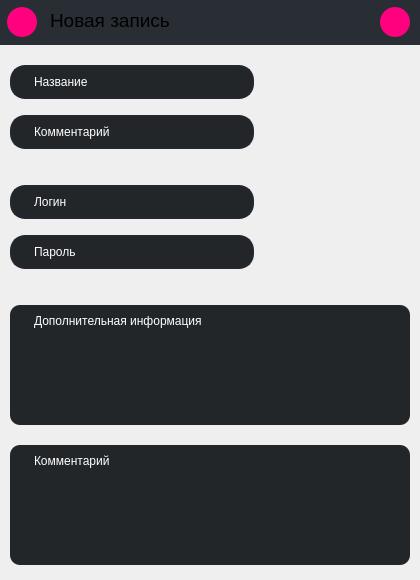
KarpovVlY/Client, file Client/new_storage.ui: the form before one commit.
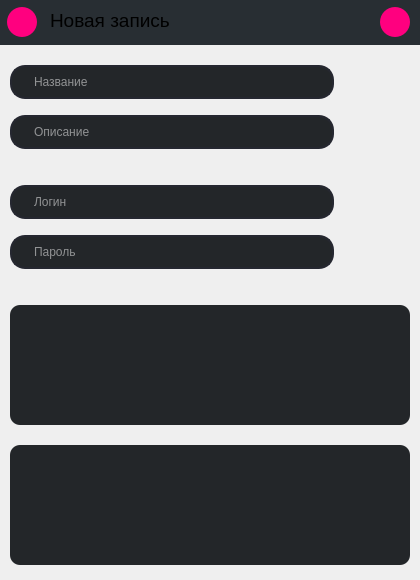
The form after the commit. Icons and pictures are not drawn.

```diff
--- a/Client/new_storage.ui
+++ b/Client/new_storage.ui
@@ -30,7 +30,7 @@
      <rect>
       <x>50</x>
       <y>5</y>
-      <width>141</width>
+      <width>241</width>
       <height>30</height>
      </rect>
     </property>
@@ -222,18 +222,21 @@
      <enum>Qt::ScrollBarAsNeeded</enum>
     </property>
     <property name="plainText">
-     <string>Комментарий</string>
+     <string/>
     </property>
     <property name="tabStopWidth">
      <number>20</number>
     </property>
+    <property name="placeholderText">
+     <string>Комментарий</string>
+    </property>
    </widget>
    <widget class="QLineEdit" name="nameLineEdit">
     <property name="geometry">
      <rect>
       <x>10</x>
       <y>20</y>
-      <width>244</width>
+      <width>324</width>
       <height>34</height>
      </rect>
     </property>
@@ -246,9 +249,9 @@
 	padding-right: 20px; 
 	background-color: rgb(35, 38, 41); 
 	selection-background-color: rgb(43,45,56);  
-	max-width:200px; 
+	max-width:280px; 
 	max-height:30px;
-	min-width:200px; 
+	min-width:280px; 
 	min-height:30px;
 }
  
@@ -263,6 +266,9 @@
 </string>
     </property>
     <property name="text">
+     <string/>
+    </property>
+    <property name="placeholderText">
      <string>Название</string>
     </property>
    </widget>
@@ -271,7 +277,7 @@
      <rect>
       <x>10</x>
       <y>70</y>
-      <width>244</width>
+      <width>324</width>
       <height>34</height>
      </rect>
     </property>
@@ -284,9 +290,9 @@
 	padding-right: 20px; 
 	background-color: rgb(35, 38, 41); 
 	selection-background-color: rgb(43,45,56);  
-	max-width:200px; 
+	max-width:280px; 
 	max-height:30px;
-	min-width:200px; 
+	min-width:280px; 
 	min-height:30px;
 }
  
@@ -301,7 +307,10 @@
 </string>
     </property>
     <property name="text">
-     <string>Комментарий</string>
+     <string/>
+    </property>
+    <property name="placeholderText">
+     <string>Описание</string>
     </property>
    </widget>
    <widget class="QLineEdit" name="passwordLineEdit">
@@ -309,7 +318,7 @@
      <rect>
       <x>10</x>
       <y>190</y>
-      <width>244</width>
+      <width>324</width>
       <height>34</height>
      </rect>
     </property>
@@ -322,9 +331,9 @@
 	padding-right: 20px; 
 	background-color: rgb(35, 38, 41); 
 	selection-background-color: rgb(43,45,56);  
-	max-width:200px; 
+	max-width:280px; 
 	max-height:30px;
-	min-width:200px; 
+	min-width:280px; 
 	min-height:30px;
 }
  
@@ -339,6 +348,9 @@
 </string>
     </property>
     <property name="text">
+     <string/>
+    </property>
+    <property name="placeholderText">
      <string>Пароль</string>
     </property>
    </widget>
@@ -347,7 +359,7 @@
      <rect>
       <x>10</x>
       <y>140</y>
-      <width>244</width>
+      <width>324</width>
       <height>34</height>
      </rect>
     </property>
@@ -360,9 +372,9 @@
 	padding-right: 20px; 
 	background-color: rgb(35, 38, 41); 
 	selection-background-color: rgb(43,45,56);  
-	max-width:200px; 
+	max-width:280px; 
 	max-height:30px;
-	min-width:200px; 
+	min-width:280px; 
 	min-height:30px;
 }
  
@@ -377,6 +389,9 @@
 </string>
     </property>
     <property name="text">
+     <string/>
+    </property>
+    <property name="placeholderText">
      <string>Логин</string>
     </property>
    </widget>
@@ -485,6 +500,12 @@
      <enum>Qt::ScrollBarAsNeeded</enum>
     </property>
     <property name="plainText">
+     <string/>
+    </property>
+    <property name="tabStopWidth">
+     <number>20</number>
+    </property>
+    <property name="placeholderText">
      <string>Дополнительная информация</string>
     </property>
     <property name="tabStopWidth">
```
Left out of the diff: 5 changed lines with no effect on the pictures.
